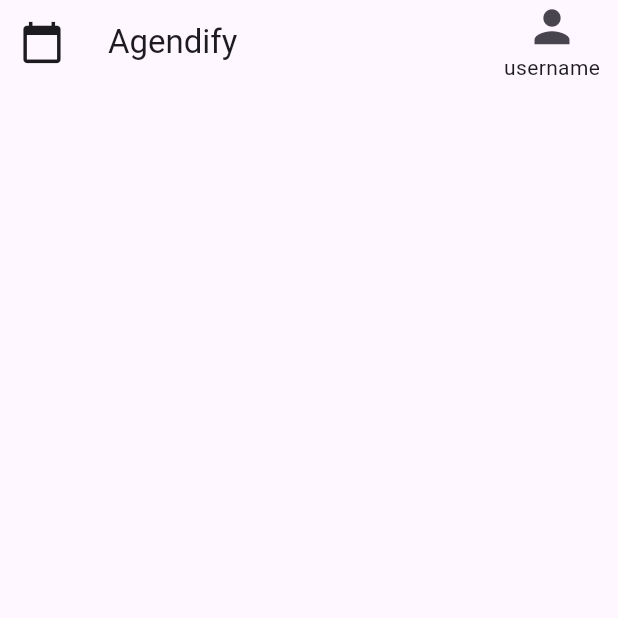
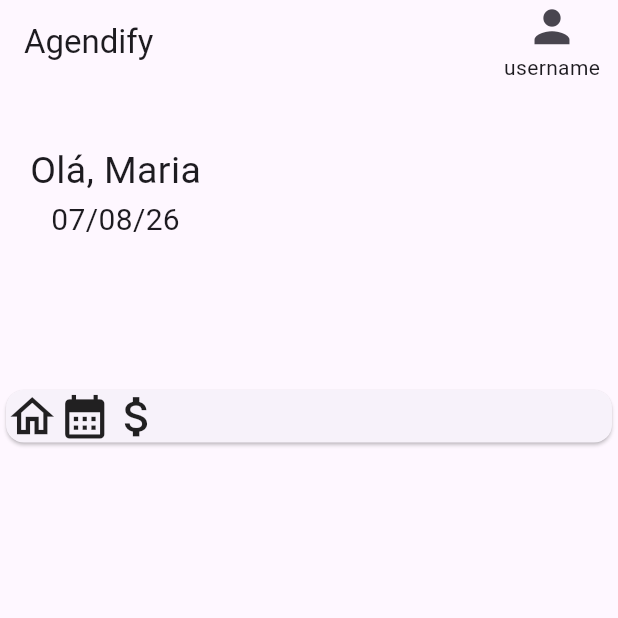
Before and after one commit to pedro-icaro/Agendify, a Flutter app: the screen it shows after launch, on a phone screen of 412 x 824 dp, the top half of it. Run offline on Flutter 3.47's test engine with Material 3 defaults, Android fonts, the light colour scheme and no system bars.

Commit message:
feat: subtitulo da pagina home

```diff
--- /dev/null
+++ b/lib/components/navegacao.dart
@@ -0,0 +1,23 @@
+import 'package:flutter/material.dart';
+
+class Navegacao extends StatefulWidget {
+  const Navegacao({super.key});
+
+  @override
+  State<Navegacao> createState() => _NavegacaoState();
+}
+
+class _NavegacaoState extends State<Navegacao> {
+  @override
+  Widget build(BuildContext context) {
+    return Card(
+      child: Row(
+        children: [
+          Icon(Icons.home_outlined,size: 35,),
+          Icon(Icons.calendar_month,size: 35,),
+          Icon(Icons.attach_money,size: 35,),
+        ],
+      ),
+    );
+  }
+}
--- /dev/null
+++ b/lib/components/subtitulo_home.dart
@@ -0,0 +1,29 @@
+import 'package:flutter/material.dart';
+
+class SubTituloHome extends StatelessWidget {
+  const SubTituloHome({super.key});
+
+  @override
+  Widget build(BuildContext context) {
+    return Row(
+      children: [
+        SizedBox(
+          height: 200,
+          child: Column(
+            children: [
+              Padding(
+                padding: EdgeInsets.only(left: 20, top: 40),
+                child: Column(
+                  children: [
+                    Text("Olá, Maria", style: TextStyle(fontSize: 25)),
+                    Text("07/08/26", style: TextStyle(fontSize: 20)),
+                  ],
+                ),
+              ),
+            ],
+          ),
+        ),
+      ],
+    );
+  }
+}
--- a/lib/pages/home_page.dart
+++ b/lib/pages/home_page.dart
@@ -1,3 +1,5 @@
+import 'package:agendify/components/navegacao.dart';
+import 'package:agendify/components/subtitulo_home.dart';
 import 'package:flutter/material.dart';
 
 class HomePage extends StatefulWidget {
@@ -13,7 +15,6 @@ class _HomePageState extends State<HomePage> {
     return Scaffold(
       appBar: AppBar(
         title: Text("Agendify"),
-        leading: Icon(Icons.calendar_today, size: 30),
         actions: [
           Padding(
             padding: EdgeInsets.only(right: 12.0),
@@ -23,6 +24,7 @@ class _HomePageState extends State<HomePage> {
           ),
         ],
       ),
+      body: Column(children: [SubTituloHome(),Navegacao()],)
     );
   }
 }
```
